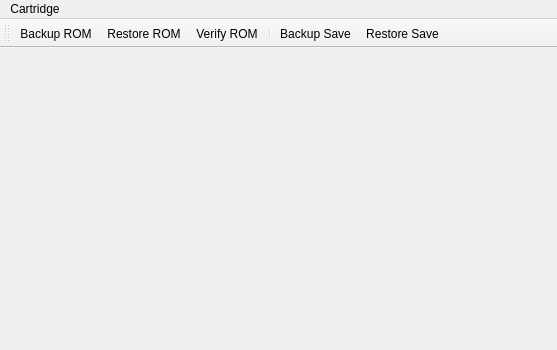
Old version of the form src/ui/qt/mainwindow.ui in the repository TheFlav/Flash-Masta-Desktop.
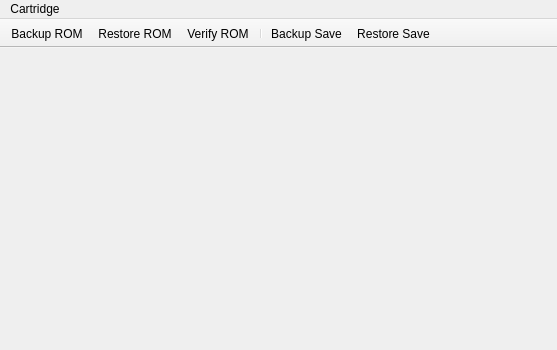
New version of the form.

Diff of the .ui file:
```diff
--- a/src/ui/qt/mainwindow.ui
+++ b/src/ui/qt/mainwindow.ui
@@ -2,6 +2,14 @@
 <ui version="4.0">
  <class>MainWindow</class>
  <widget class="QMainWindow" name="MainWindow">
+  <property name="geometry">
+   <rect>
+    <x>0</x>
+    <y>0</y>
+    <width>557</width>
+    <height>350</height>
+   </rect>
+  </property>
   <property name="minimumSize">
    <size>
     <width>557</width>
@@ -113,6 +121,15 @@
    <addaction name="menuCartridge"/>
   </widget>
   <widget class="QToolBar" name="mainToolBar">
+   <property name="movable">
+    <bool>false</bool>
+   </property>
+   <property name="allowedAreas">
+    <set>Qt::TopToolBarArea</set>
+   </property>
+   <property name="floatable">
+    <bool>false</bool>
+   </property>
    <attribute name="toolBarArea">
     <enum>TopToolBarArea</enum>
    </attribute>
```
